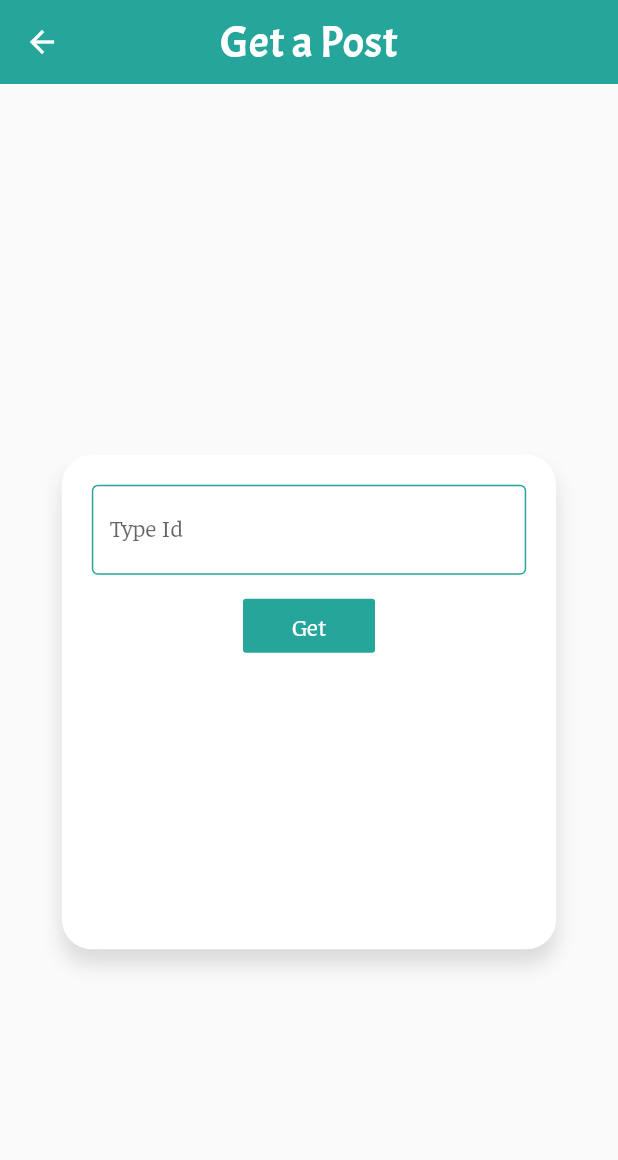
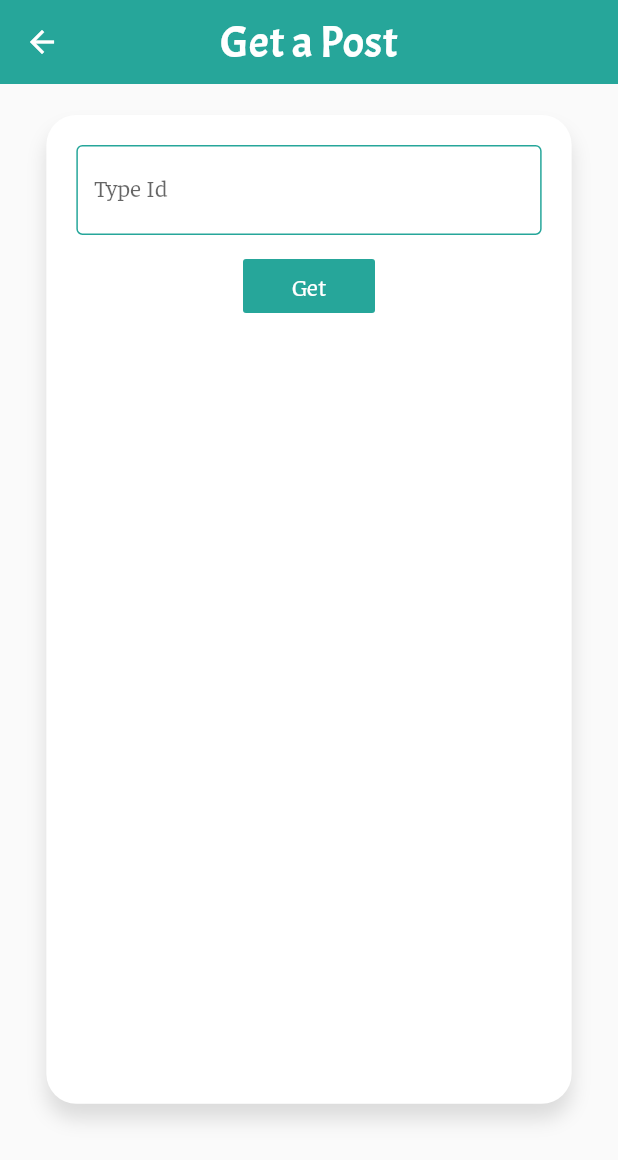
Before and after one commit to adrikagupta/JSON_API, a Flutter app: the GetPost screen opened directly, on a phone screen of 412 x 824 dp. Shown: the top 1160 px of the screen. Run offline on Flutter 3.47's test engine with Material 2 defaults, Android fonts, the phone set to English and light mode, and no system bars; our stand-ins replace fluttertoast, simple_animations; network calls fail.

Commit message:
Animations added

```diff
--- /dev/null
+++ b/lib/animations/fadeAnimation.dart
@@ -0,0 +1,33 @@
+import 'package:flutter/material.dart';
+import 'package:simple_animations/simple_animations.dart';
+
+class FadeAnimation extends StatelessWidget {
+  final double delay;
+  final Widget child;
+
+  FadeAnimation(this.delay, this.child);
+
+  @override
+  Widget build(BuildContext context) {
+    final tween = MultiTrackTween([
+      Track("opacity").add(Duration(milliseconds: 500), Tween(begin: 0.0, end: 1.0)),
+      Track("translateX").add(
+        Duration(milliseconds: 500), Tween(begin: -30.0, end: 0.0),
+        curve: Curves.easeOut)
+    ]);
+
+    return ControlledAnimation(
+      delay: Duration(milliseconds: (500 * delay).round()),
+      duration: tween.duration,
+      tween: tween,
+      child: child,
+      builderWithChild: (context, child, animation) => Opacity(
+        opacity: animation["opacity"],
+        child: Transform.translate(
+          offset: Offset(animation["translateX"],0),
+          child: child
+        ),
+      ),
+    );
+  }
+}
--- a/lib/screens/createPost.dart
+++ b/lib/screens/createPost.dart
@@ -1,8 +1,8 @@
 import 'dart:convert';
-import 'dart:developer';
 import 'package:fluttertoast/fluttertoast.dart';
 import 'package:http/http.dart' as http;
 import 'package:flutter/material.dart';
+import 'package:json_api/animations/fadeAnimation.dart';
 import 'package:json_api/models/post.dart';
 
 class CreatePost extends StatefulWidget {
@@ -41,7 +41,8 @@ class _CreatePostState extends State<CreatePost> {
       body: Container(
         height:height,
         width: width,
-        child: Center(
+        child: FadeAnimation(1,
+            Center(
             child: Container(
               height:orientation==Orientation.portrait? height*0.4:height*0.7,
               width:orientation==Orientation.portrait? width*0.8:width*0.6,
@@ -102,6 +103,7 @@ class _CreatePostState extends State<CreatePost> {
             ),
           ),
         ),
+      ),
     );
   }
 }
--- a/lib/screens/getPost.dart
+++ b/lib/screens/getPost.dart
@@ -1,8 +1,8 @@
 import 'dart:convert';
-import 'dart:developer';
 import 'package:fluttertoast/fluttertoast.dart';
 import 'package:http/http.dart' as http;
 import 'package:flutter/material.dart';
+import 'package:json_api/animations/fadeAnimation.dart';
 import 'package:json_api/models/post.dart';
 
 class GetPost extends StatefulWidget {
@@ -50,14 +50,15 @@ class _GetPostState extends State<GetPost> {
         elevation: 0,
       ),
       body: SingleChildScrollView(
-          child: Container(
-          height:orientation==Orientation.portrait?height:height*1.5,
+          child: FadeAnimation(1,
+            Container(
+            height:orientation==Orientation.portrait?height*0.85:height*1.5,
             width: width,
             child: Center(
               child: Container(
                 margin:EdgeInsets.symmetric(vertical:20),
-              height:orientation==Orientation.portrait?height*0.4:height*1.3,
-              width: orientation==Orientation.portrait?width*0.8:width*0.6,
+                height:orientation==Orientation.portrait?height*0.8:height*1.3,
+                width: orientation==Orientation.portrait?width*0.85:width*0.6,
                 decoration: BoxDecoration(
                    color: Colors.white,
                    borderRadius: BorderRadiusDirectional.circular(20),
@@ -92,7 +93,7 @@ class _GetPostState extends State<GetPost> {
                        ),
                        SizedBox(height: 20,),
                        gotPost? Container(
-                       height: orientation==Orientation.portrait?height*0.4:height*0.8,
+                         height: orientation==Orientation.portrait?height*0.5:height*0.8,
                          width: double.infinity,
                          margin: EdgeInsets.symmetric(horizontal:10),
                          padding: EdgeInsets.symmetric(horizontal:10),
@@ -107,6 +108,7 @@ class _GetPostState extends State<GetPost> {
             ),
         ),
           ),
+      ),
     );
   }
 }
--- a/pubspec.yaml
+++ b/pubspec.yaml
@@ -30,6 +30,7 @@ dependencies:
   cupertino_icons: ^0.1.3
   http: ^0.12.2
   fluttertoast: ^7.0.2
+  simple_animations: ^1.3.3
 
 dev_dependencies:
   flutter_test:
```
Also changed, not shown: lib/screens/allPosts.dart (+12 -7 lines), pubspec.lock. Lines whose indentation alone changed are shown as unchanged.
